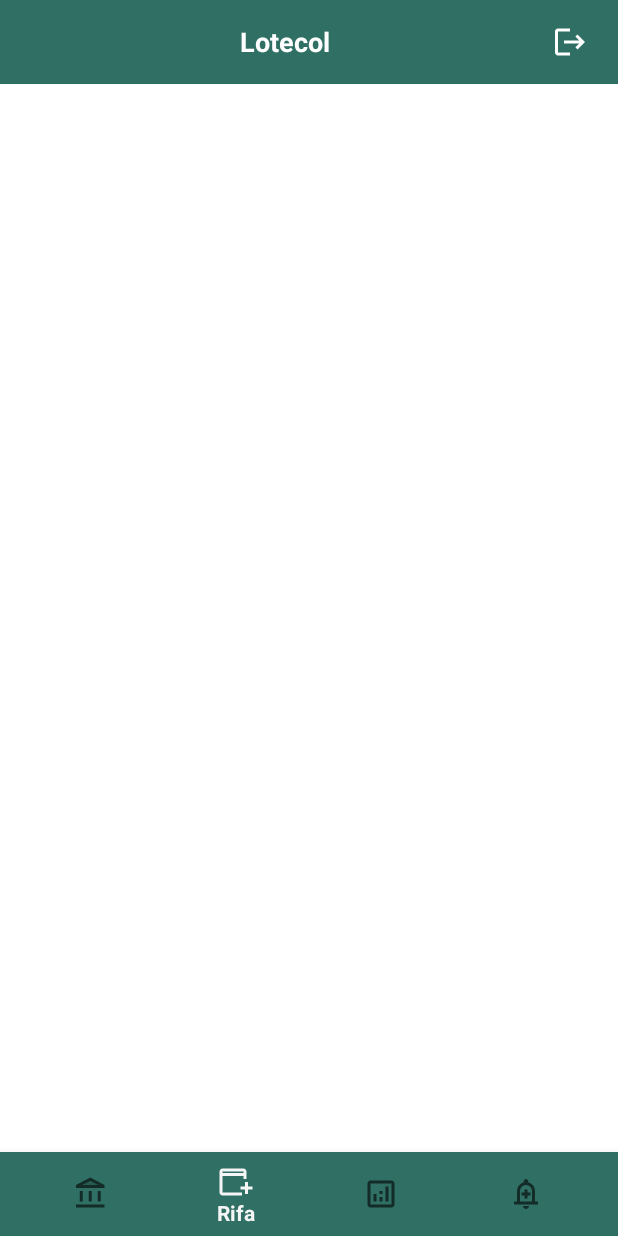
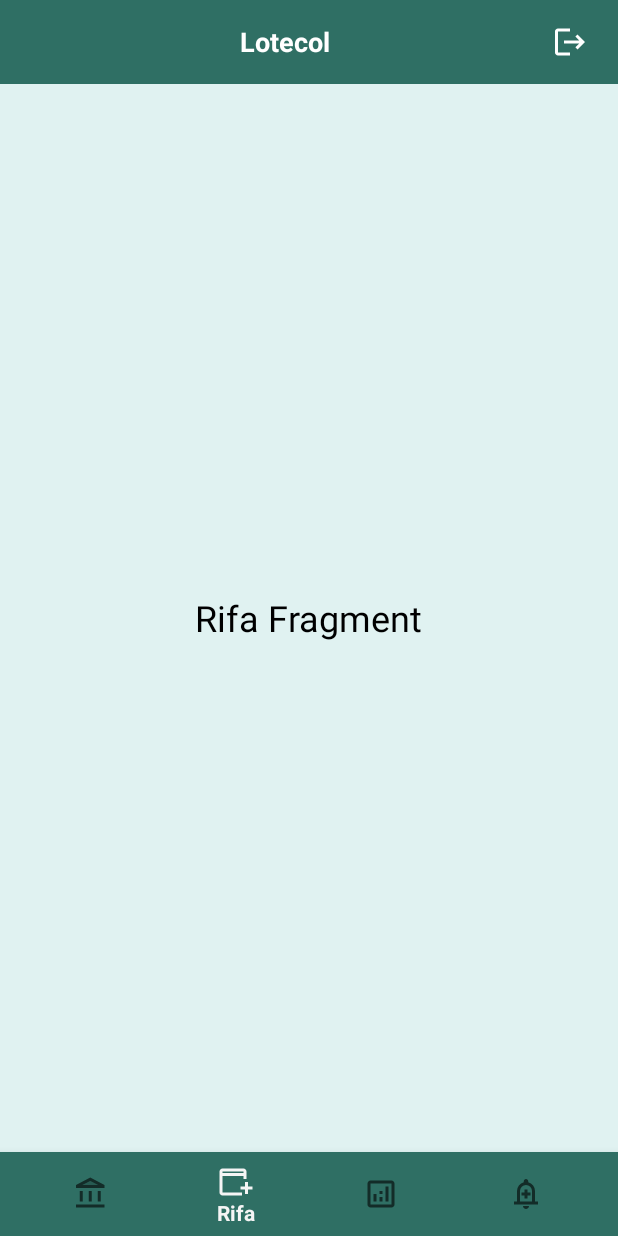
Before and after one commit to Juan-P1224/Lotecol, an Android app built with Jetpack Compose: the HomeActivity screen opened directly, with no data from a screen before it, item 2 of the bottom bar chosen, on a phone screen of 412 x 824 dp. Run offline under Robolectric (Android 15) with nearby library versions, the light colour scheme and no system bars; our stand-ins replace Firebase (no records; nobody signed in at launch, a user with empty details on screens opened directly).

Commit message:
Creación de boton de navegacion funcional

```diff
--- a/app/src/main/java/com/loteria/lotecol/HomeActivity.kt
+++ b/app/src/main/java/com/loteria/lotecol/HomeActivity.kt
@@ -1,37 +1,54 @@
 package com.loteria.lotecol
 
-import com.google.firebase.auth.FirebaseAuth
+import android.content.Intent
 import android.os.Bundle
 import android.view.View
 import android.widget.Toast
-import androidx.activity.ComponentActivity
-import android.content.Intent
+import androidx.appcompat.app.AppCompatActivity
+import androidx.fragment.app.Fragment
+import com.google.android.material.bottomnavigation.BottomNavigationView
+import com.google.firebase.auth.FirebaseAuth
 
-
-class HomeActivity : ComponentActivity() {
-
-
+class HomeActivity : AppCompatActivity() {
 
     override fun onCreate(savedInstanceState: Bundle?) {
         super.onCreate(savedInstanceState)
+        setContentView(R.layout.activity_home)
 
-        setContentView(R.layout.activity_home)  // Primero carga el layout
-
+        // Botón de cerrar sesión
         val btnCerrarSesion = findViewById<View>(R.id.btnCerrarSesion)
-
-
         btnCerrarSesion.setOnClickListener {
-
             FirebaseAuth.getInstance().signOut()
-
             Toast.makeText(this, "Sesión cerrada", Toast.LENGTH_SHORT).show()
-
-            // Abrir MainActivity (login)
-            val intent = Intent(this, MainActivity::class.java)
-            startActivity(intent)
-
-            // Cerrar HomeActivity para no volver con atrás
+            startActivity(Intent(this, MainActivity::class.java))
             finish()
         }
+
+        // Navegación de fragmentos
+        val bottomNav = findViewById<BottomNavigationView>(R.id.bottomNav)
+
+        // Mostrar fragmento por defecto (Home)
+        loadFragment(HomeFragment())
+
+        bottomNav.setOnItemSelectedListener { item ->
+            val fragment: Fragment? = when (item.itemId) {
+                R.id.nav_home -> HomeFragment()
+                R.id.nav_rifa -> RifaFragment()
+                R.id.nav_reportes -> ReporteFragment()
+                R.id.nav_resultados -> ResultadoFragment()
+                else -> null
+            }
+
+            fragment?.let {
+                loadFragment(it)
+                true
+            } ?: false
+        }
+    }
+
+    private fun loadFragment(fragment: Fragment) {
+        supportFragmentManager.beginTransaction()
+            .replace(R.id.frame_container, fragment)
+            .commit()
     }
 }
--- /dev/null
+++ b/app/src/main/java/com/loteria/lotecol/HomeFragment.kt
@@ -0,0 +1,19 @@
+package com.loteria.lotecol
+
+import android.os.Bundle
+import androidx.fragment.app.Fragment
+import android.view.LayoutInflater
+import android.view.View
+import android.view.ViewGroup
+
+class HomeFragment : Fragment() {
+
+    override fun onCreateView(
+        inflater: LayoutInflater, container: ViewGroup?,
+        savedInstanceState: Bundle?
+    ): View? {
+        // Inflate the layout for this fragment
+        return inflater.inflate(R.layout.fragment_home, container, false)
+    }
+
+}
--- a/app/src/main/java/com/loteria/lotecol/MainActivity.kt
+++ b/app/src/main/java/com/loteria/lotecol/MainActivity.kt
@@ -37,7 +37,7 @@ class MainActivity : ComponentActivity() {
                             startActivity(intent)
                             finish()
                         } else {
-                            Toast.makeText(this, "Error: ${task.exception?.message}", Toast.LENGTH_SHORT).show()
+                            Toast.makeText(this, "Usuario o contraseña incorrectos", Toast.LENGTH_SHORT).show()
                         }
                     }
             }
--- /dev/null
+++ b/app/src/main/java/com/loteria/lotecol/RifaFragment.kt
@@ -0,0 +1,20 @@
+package com.loteria.lotecol
+
+import android.os.Bundle
+import androidx.fragment.app.Fragment
+import android.view.LayoutInflater
+import android.view.View
+import android.view.ViewGroup
+
+class RifaFragment : Fragment() {
+
+    override fun onCreateView(
+        inflater: LayoutInflater, container: ViewGroup?,
+        savedInstanceState: Bundle?
+    ): View? {
+        // Inflate the layout for this fragment
+        return inflater.inflate(R.layout.fragment_rifa, container, false)
+    }
+
+
+}
--- a/app/src/main/res/layout/activity_home.xml
+++ b/app/src/main/res/layout/activity_home.xml
@@ -33,9 +33,6 @@
             android:textColor="@android:color/white"
             android:textStyle="bold" />
 
-        <!-- Placeholder for profile icon -->
-
-
         <ImageView
             android:id="@+id/btnCerrarSesion"
             android:layout_width="32dp"
@@ -44,17 +41,19 @@
             android:backgroundTint="@color/white"
             android:clickable="true"
             android:focusable="true"
-                android:contentDescription="Cerrar Sesion"
+            android:contentDescription="Cerrar Sesión"
             android:padding="4dp" />
-
     </LinearLayout>
 
+    <!-- Contenedor de fragmentos -->
     <FrameLayout
         android:id="@+id/frame_container"
-        android:layout_width="match_parent"
-        android:layout_height="match_parent"
-        android:layout_alignParentTop="true"
-        app:layout_behavior="@string/appbar_scrolling_view_behavior"/>
+        android:layout_width="0dp"
+        android:layout_height="0dp"
+        app:layout_constraintTop_toBottomOf="@id/topBar"
+        app:layout_constraintBottom_toTopOf="@id/bottomNav"
+        app:layout_constraintStart_toStartOf="parent"
+        app:layout_constraintEnd_toEndOf="parent" />
 
     <!-- Bottom Navigation -->
     <com.google.android.material.bottomnavigation.BottomNavigationView
@@ -62,9 +61,8 @@
         android:layout_width="0dp"
         android:layout_height="wrap_content"
         app:menu="@menu/bottom_nav_menu"
+        android:background="#2F6F64"
         app:layout_constraintBottom_toBottomOf="parent"
         app:layout_constraintStart_toStartOf="parent"
-        android:background="#2F6F64"
         app:layout_constraintEnd_toEndOf="parent" />
-
 </androidx.constraintlayout.widget.ConstraintLayout>
--- /dev/null
+++ b/app/src/main/res/layout/fragment_rifa.xml
@@ -0,0 +1,14 @@
+<?xml version="1.0" encoding="utf-8"?>
+<FrameLayout xmlns:android="http://schemas.android.com/apk/res/android"
+    android:layout_width="match_parent"
+    android:layout_height="match_parent"
+    android:background="#E0F2F1">
+
+    <TextView
+        android:layout_gravity="center"
+        android:layout_width="wrap_content"
+        android:layout_height="wrap_content"
+        android:text="Rifa Fragment"
+        android:textSize="24sp"
+        android:textColor="@android:color/black"/>
+</FrameLayout>
--- a/app/src/main/res/values/strings.xml
+++ b/app/src/main/res/values/strings.xml
@@ -1,4 +1,6 @@
 <resources>
     <string name="app_name">Lotecol</string>
     <string name="title_activity_cerrar_sesion">CerrarSesion</string>
+    <!-- TODO: Remove or change this placeholder text -->
+    <string name="hello_blank_fragment">Hello blank fragment</string>
 </resources>
```
Also changed, not shown: app/src/main/java/com/loteria/lotecol/ReporteFragment.kt (added, +19 -0 lines), app/src/main/java/com/loteria/lotecol/ResultadoFragment.kt (added, +19 -0 lines), app/src/main/res/layout/fragment_home.xml (added, +14 -0 lines), app/src/main/res/layout/fragment_reporte.xml (added, +14 -0 lines), app/src/main/res/layout/fragment_resultado.xml (added, +14 -0 lines). Lines whose indentation alone changed are shown as unchanged.
